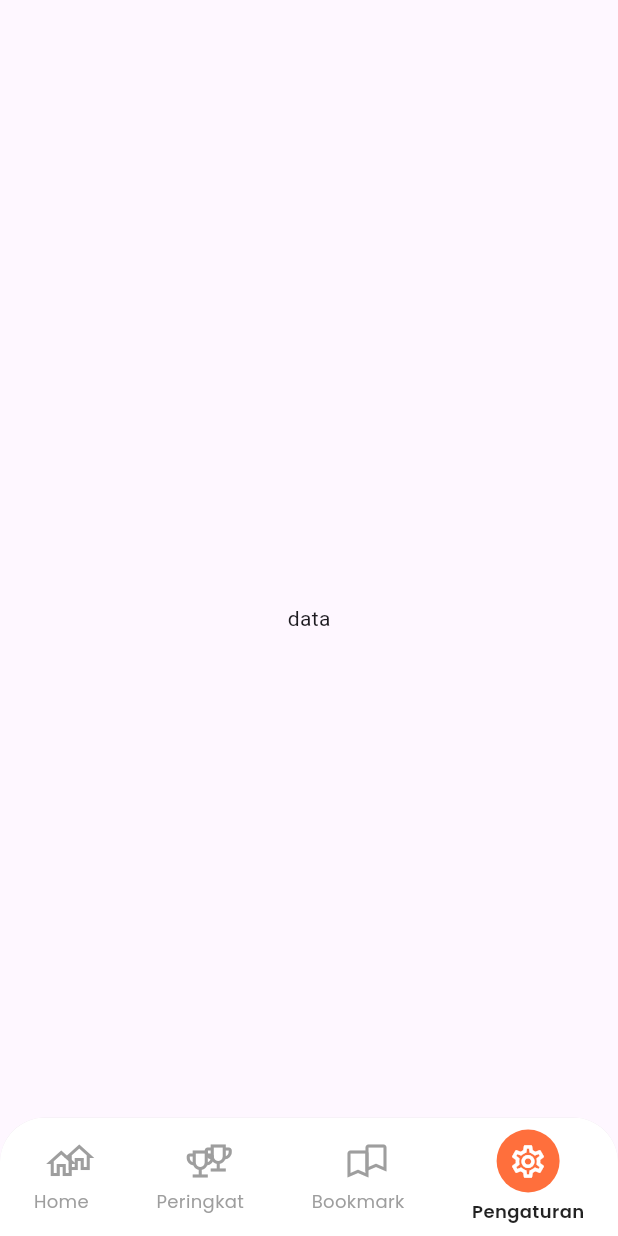
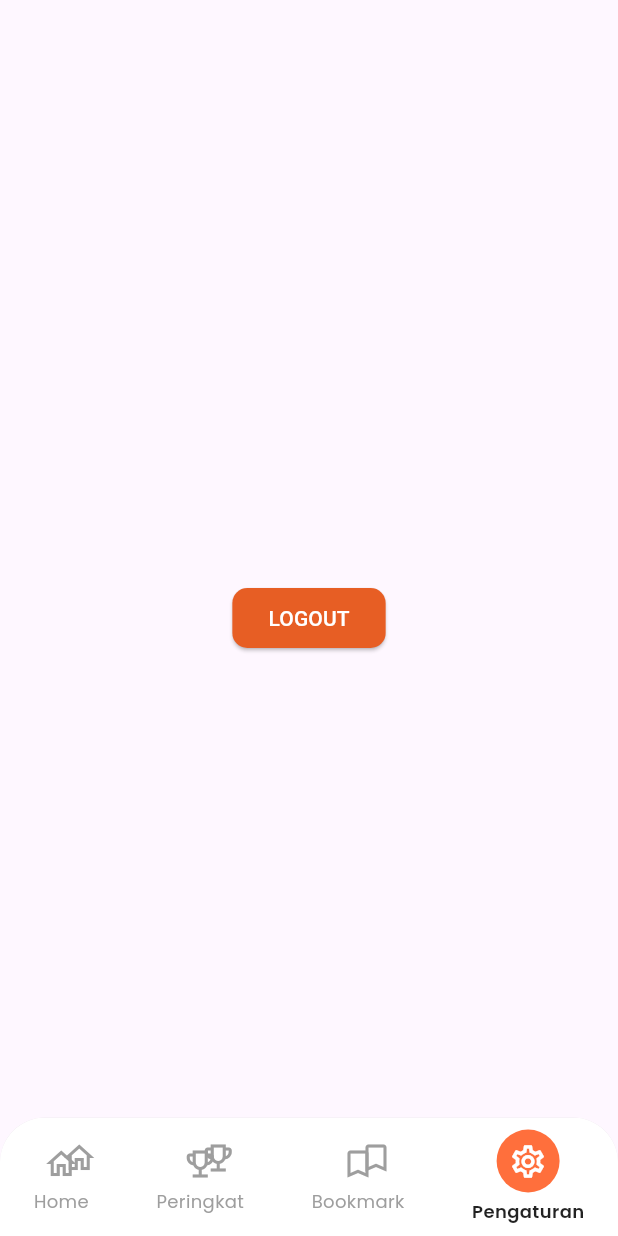
Before and after one commit to Faqihasyari/animated, a Flutter app: the BottomNavView screen opened by its route, item 4 of the bottom bar chosen, on a phone screen of 412 x 824 dp. Run offline on Flutter 3.47's test engine with Material 3 defaults, Android fonts, the phone set to English and light mode, and no system bars; our stand-ins replace get, google_fonts, material_design_icons_flutter, shared_preferences; accounts and stored records are empty; network calls fail.

Commit message:
fix logout

```diff
--- a/lib/app/modules/bottomnav/view/bottomnav_view.dart
+++ b/lib/app/modules/bottomnav/view/bottomnav_view.dart
@@ -1,6 +1,7 @@
 import 'package:flutter/material.dart';
 import 'package:flutter_application_1/app/modules/bottomnav/controller/bottomnav_controller.dart';
 import 'package:flutter_application_1/app/modules/leaderboard/views/leaderboard_views.dart';
+import 'package:flutter_application_1/app/modules/setting/view/setting_view.dart';
 import 'package:get/get.dart';
 import 'package:google_fonts/google_fonts.dart';
 
@@ -17,7 +18,7 @@ class BottomNavView extends GetView<BottomNavController> {
       HomeView(),
       LeaderboardView(),
       Center(child: Text("🔖 Bookmark")),
-      Center(child: Text("data")),
+      SettingView(),
     ];
 
     return Obx(
```
